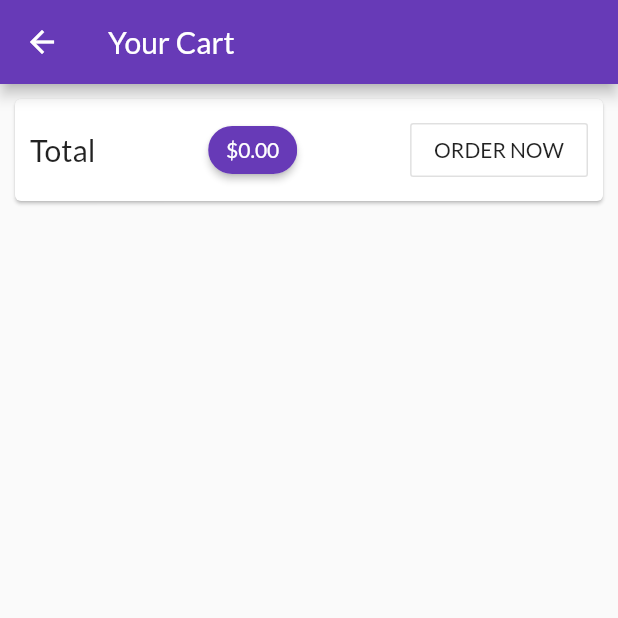
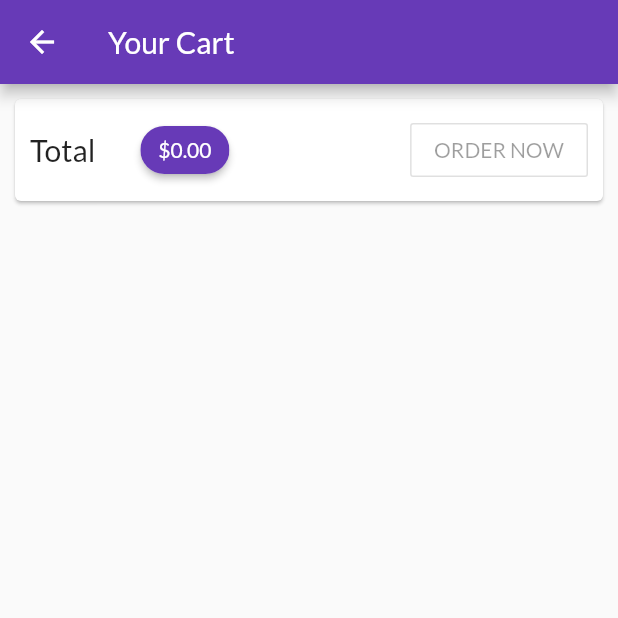
Before and after one commit to kai618/maxishop, a Flutter app: the CartScreen screen opened by its route, on a phone screen of 412 x 824 dp, the top half of it. Run offline on Flutter 3.47's test engine with Material 2 defaults, Android fonts, the phone set to English and light mode, and no system bars; our stand-ins replace flutter_spinkit; network calls fail.

Commit message:
able to store favorite status and orders on firebase

```diff
--- a/lib/main.dart
+++ b/lib/main.dart
@@ -1,6 +1,8 @@
 import 'package:flutter/material.dart';
+import 'package:provider/provider.dart';
 import 'package:shopapp/providers/cart.dart';
 import 'package:shopapp/providers/orders.dart';
+import 'package:shopapp/providers/product_manager.dart';
 import 'package:shopapp/screens/cart_screen.dart';
 import 'package:shopapp/screens/loading_screen.dart';
 import 'package:shopapp/screens/orders_screen.dart';
@@ -8,8 +10,6 @@ import 'package:shopapp/screens/product_details_screen.dart';
 import 'package:shopapp/screens/product_editing_screen.dart';
 import 'package:shopapp/screens/product_management_screen.dart';
 import 'package:shopapp/screens/products_overview_screen.dart';
-import 'package:provider/provider.dart';
-import 'package:shopapp/providers/product_manager.dart';
 
 void main() {
   runApp(App());
--- a/lib/models/http_exception.dart
+++ b/lib/models/http_exception.dart
@@ -1,7 +1,7 @@
 class HttpException implements Exception {
   final message;
 
-  HttpException(this.message);
+  const HttpException(this.message);
 
   @override
   String toString() {
--- a/lib/screens/cart_screen.dart
+++ b/lib/screens/cart_screen.dart
@@ -23,6 +23,7 @@ class CartScreen extends StatelessWidget {
                 mainAxisAlignment: MainAxisAlignment.spaceBetween,
                 children: <Widget>[
                   const Text('Total', style: TextStyle(fontSize: 20)),
+                  const SizedBox(width: 30),
                   Chip(
                     label: Text(
                       "\$${cart.totalCost.toStringAsFixed(2)}",
@@ -31,17 +32,8 @@ class CartScreen extends StatelessWidget {
                     backgroundColor: Theme.of(context).primaryColor,
                     elevation: 2,
                   ),
-                  OutlineButton(
-                    highlightElevation: 4,
-                    child: const Text("ORDER NOW"),
-                    onPressed: () {
-                      if (cart.items.isNotEmpty) {
-                        final orders = Provider.of<Orders>(context, listen: false);
-                        orders.add(cart.items.values.toList(), cart.totalCost);
-                        cart.clear();
-                      }
-                    },
-                  ),
+                  const Spacer(),
+                  OrderButton(cart),
                 ],
               ),
             ),
@@ -50,9 +42,7 @@ class CartScreen extends StatelessWidget {
           Expanded(
             child: ListView.builder(
               itemCount: cart.itemCount,
-              itemBuilder: (context, i) {
-                return CartItemListTile(cart.items.values.toList()[i]);
-              },
+              itemBuilder: (_, i) => CartItemListTile(cart.items.values.toList()[i]),
             ),
           )
         ],
@@ -60,3 +50,55 @@ class CartScreen extends StatelessWidget {
     );
   }
 }
+
+class OrderButton extends StatefulWidget {
+  const OrderButton(this.cart);
+
+  final Cart cart;
+
+  @override
+  _OrderButtonState createState() => _OrderButtonState();
+}
+
+class _OrderButtonState extends State<OrderButton> {
+  var _isLoading = false;
+
+  @override
+  Widget build(BuildContext context) {
+    final items = widget.cart.items;
+
+    return OutlineButton(
+      highlightElevation: 4,
+      child: _isLoading
+          ? SizedBox(
+              width: 20,
+              height: 20,
+              child: CircularProgressIndicator(
+                valueColor: AlwaysStoppedAnimation(Theme.of(context).primaryColor),
+              ),
+            )
+          : const Text("ORDER NOW"),
+      onPressed: (items.isEmpty || _isLoading)
+          ? null
+          : () async {
+              setState(() => _isLoading = true);
+              try {
+                final orders = Provider.of<Orders>(context, listen: false);
+                await orders.add(items.values.toList(), widget.cart.totalCost);
+                widget.cart.clear();
+              } catch (error) {
+                Scaffold.of(context).hideCurrentSnackBar();
+                Scaffold.of(context).showSnackBar(
+                  SnackBar(
+                    duration: const Duration(milliseconds: 1500),
+                    content: const Text('Something went wrong'),
+                    backgroundColor: Colors.red[700],
+                  ),
+                );
+              } finally {
+                setState(() => _isLoading = false);
+              }
+            },
+    );
+  }
+}
--- a/lib/screens/loading_screen.dart
+++ b/lib/screens/loading_screen.dart
@@ -17,7 +17,7 @@ class _LoadingScreenState extends State<LoadingScreen> {
     WidgetsBinding.instance.addPostFrameCallback((_) async {
       try {
         await Provider.of<ProductManager>(context, listen: false).fetchProducts();
-        Navigator.of(context).pushNamed(ProductsOverviewScreen.routeName);
+        Navigator.of(context).pushReplacementNamed(ProductsOverviewScreen.routeName);
       } catch (error) {
         _buildDialog(error.toString());
       }
```
Also changed, not shown: lib/providers/orders.dart (+31 -10 lines), lib/providers/product.dart (+15 -1 lines), lib/widgets/product_item.dart (+14 -10 lines).
